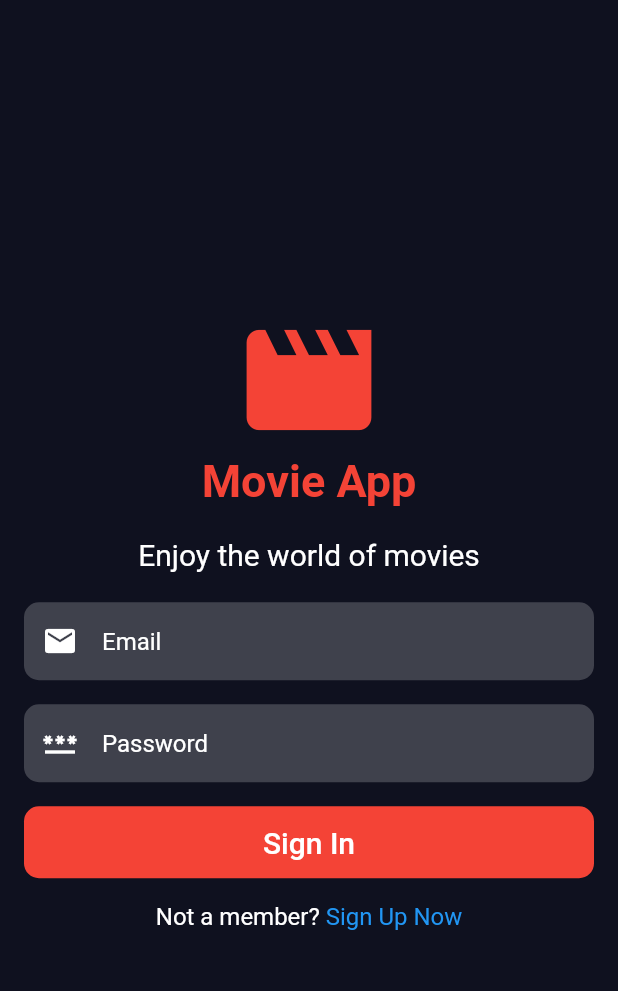
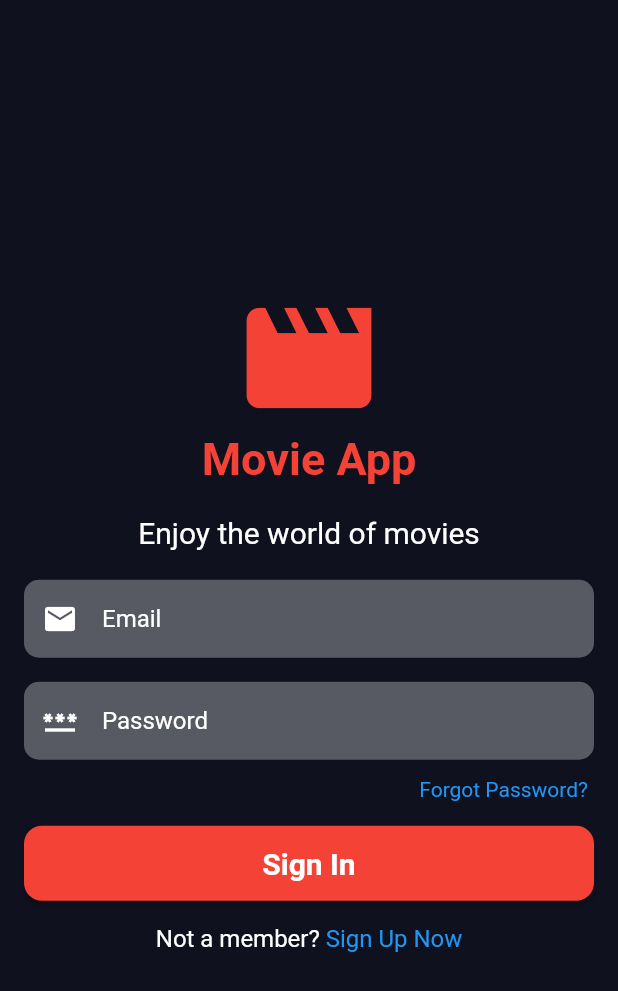
Before and after one commit to dhnam2806/Flutter_Movie_App, a Flutter app: the SignInPage screen opened directly, on a phone screen of 412 x 824 dp. Shown: the top 991 px of the screen. Run offline on Flutter 3.47's test engine with Material 2 defaults, Android fonts, the phone set to English and light mode, and no system bars; our stand-ins replace cached_network_image, firebase_auth, firebase_core, youtube_player_flutter; accounts and stored records are empty; network calls fail.

Commit message:
update login function

```diff
--- a/lib/main.dart
+++ b/lib/main.dart
@@ -2,6 +2,7 @@ import 'package:flutter/material.dart';
 import 'package:firebase_core/firebase_core.dart';
 import 'package:movieapp/const/colors.dart';
 import 'package:movieapp/pages/home_page.dart';
+import 'package:movieapp/pages/main_page.dart';
 import 'package:movieapp/pages/sign_in_page.dart';
 import 'package:movieapp/pages/movie_detail.dart';
 import 'package:movieapp/pages/popular_page.dart';
@@ -29,7 +30,8 @@ class MyApp extends StatelessWidget {
         scaffoldBackgroundColor: bgColor,
       ),
       // home: const HomePage(),
-      home: const SignInPage(),
+      home: const SignUpPage(),
+      // home: MainPage(),
     );
   }
 }
--- a/lib/pages/get_video.dart
+++ b/lib/pages/get_video.dart
@@ -1,4 +1,5 @@
 import 'package:flutter/material.dart';
+import 'package:movieapp/const/colors.dart';
 import 'package:youtube_player_flutter/youtube_player_flutter.dart';
 
 import '../data/api_handle.dart';
@@ -47,6 +48,7 @@ class _WatchVideoState extends State<WatchVideo> {
             ),
           );
           return Scaffold(
+            backgroundColor: bgColor,
             appBar: AppBar(
               title: Text(video.name),
               backgroundColor: Colors.transparent,
--- a/lib/pages/home_page.dart
+++ b/lib/pages/home_page.dart
@@ -4,7 +4,7 @@ import 'package:movieapp/pages/popular_page.dart';
 import 'package:movieapp/pages/upcoming_page.dart';
 
 import '../models/movie.dart';
-import 'custom_navbar.dart';
+import '../widgets/custom_navbar.dart';
 import 'trending_page.dart';
 
 class HomePage extends StatefulWidget {
--- a/lib/pages/sign_in_page.dart
+++ b/lib/pages/sign_in_page.dart
@@ -1,3 +1,4 @@
+import 'package:firebase_auth/firebase_auth.dart';
 import 'package:flutter/material.dart';
 import 'package:movieapp/const/colors.dart';
 
@@ -9,8 +10,22 @@ class SignInPage extends StatefulWidget {
 }
 
 class _SignInPageState extends State<SignInPage> {
-  TextEditingController emailController = TextEditingController();
-  TextEditingController passwordController = TextEditingController();
+  TextEditingController _emailController = TextEditingController();
+  TextEditingController _passwordController = TextEditingController();
+
+  Future signIn() async {
+    await FirebaseAuth.instance.signInWithEmailAndPassword(
+        email: _emailController.text.trim(),
+        password: _passwordController.text.trim());
+  }
+
+  @override
+  void dispose() {
+    _emailController.dispose();
+    _passwordController.dispose();
+    super.dispose();
+  }
+
   @override
   Widget build(BuildContext context) {
     return Scaffold(
@@ -46,15 +61,18 @@ class _SignInPageState extends State<SignInPage> {
             padding: const EdgeInsets.symmetric(horizontal: 16),
             child: Container(
               decoration: BoxDecoration(
-                color: Colors.white.withOpacity(0.2),
+                color: Colors.white30,
                 borderRadius: BorderRadius.circular(10),
               ),
               child: Padding(
                 padding: const EdgeInsets.symmetric(vertical: 2),
                 child: TextField(
                   keyboardType: TextInputType.emailAddress,
-                  style: const TextStyle(color: Colors.white, fontSize: 16),
-                  controller: emailController,
+                  style: const TextStyle(
+                    color: Colors.white,
+                    fontSize: 16,
+                  ),
+                  controller: _emailController,
                   decoration: const InputDecoration(
                     icon: Padding(
                       padding: EdgeInsets.only(left: 12.0),
@@ -78,7 +96,7 @@ class _SignInPageState extends State<SignInPage> {
             padding: const EdgeInsets.symmetric(horizontal: 16),
             child: Container(
               decoration: BoxDecoration(
-                color: Colors.white.withOpacity(0.2),
+                color: Colors.white30,
                 borderRadius: BorderRadius.circular(10),
               ),
               child: Padding(
@@ -86,7 +104,7 @@ class _SignInPageState extends State<SignInPage> {
                 child: TextField(
                   obscureText: true,
                   style: const TextStyle(color: Colors.white),
-                  controller: passwordController,
+                  controller: _passwordController,
                   decoration: const InputDecoration(
                     icon: Padding(
                       padding: EdgeInsets.only(left: 12.0),
@@ -108,23 +126,53 @@ class _SignInPageState extends State<SignInPage> {
             ),
           ),
 
+          // forgot password
+          const SizedBox(height: 12.0),
+          Row(
+            mainAxisAlignment: MainAxisAlignment.end,
+            children: [
+              GestureDetector(
+                onTap: () {
+                  // Navigator.push(
+                  //   context,
+                  //   MaterialPageRoute(
+                  //     builder: (context) => ForgotPasswordPage(),
+                  //   ),
+                  // );
+                },
+                child: const Text("Forgot Password?",
+                    style: TextStyle(
+                      color: Colors.blue,
+                    )),
+              ),
+              const SizedBox(width: 20.0),
+            ],
+          ),
+
           // Sign In Button
           const SizedBox(height: 16),
           Padding(
-            padding: const EdgeInsets.symmetric(horizontal: 16),
-            child: Container(
+            padding: const EdgeInsets.symmetric(horizontal: 16.0),
+            child: SizedBox(
               width: double.infinity,
-              decoration: BoxDecoration(
-                color: Colors.red,
-                borderRadius: BorderRadius.circular(10),
-              ),
-              child: TextButton(
-                onPressed: () {},
+              height: 50,
+              child: ElevatedButton(
+                onPressed: () {
+                  signIn();
+                },
+                style: ButtonStyle(
+                  backgroundColor: MaterialStateProperty.all(Colors.red),
+                  shape: MaterialStateProperty.all(
+                    RoundedRectangleBorder(
+                      borderRadius: BorderRadius.circular(12),
+                    ),
+                  ),
+                ),
                 child: const Text(
-                  'Sign In',
+                  "Sign In",
                   style: TextStyle(
-                    color: Colors.white,
                     fontSize: 20,
+                    fontWeight: FontWeight.bold,
                   ),
                 ),
               ),
```
Also changed, not shown: lib/models/cast.dart (+0 -29 lines), lib/models/movie.dart (+0 -39 lines), lib/pages/main_page.dart (added, +25 -0 lines), lib/pages/sign_up_page.dart (+26 -16 lines), lib/widgets/custom_navbar.dart (renamed from lib/pages/custom_navbar.dart).
